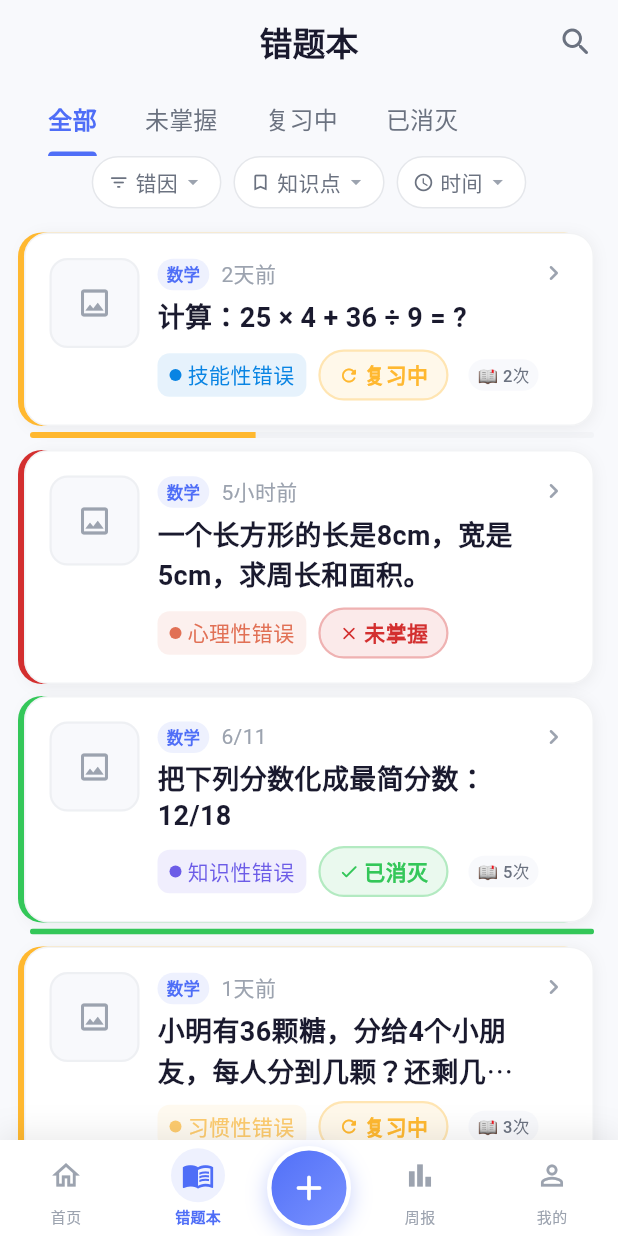
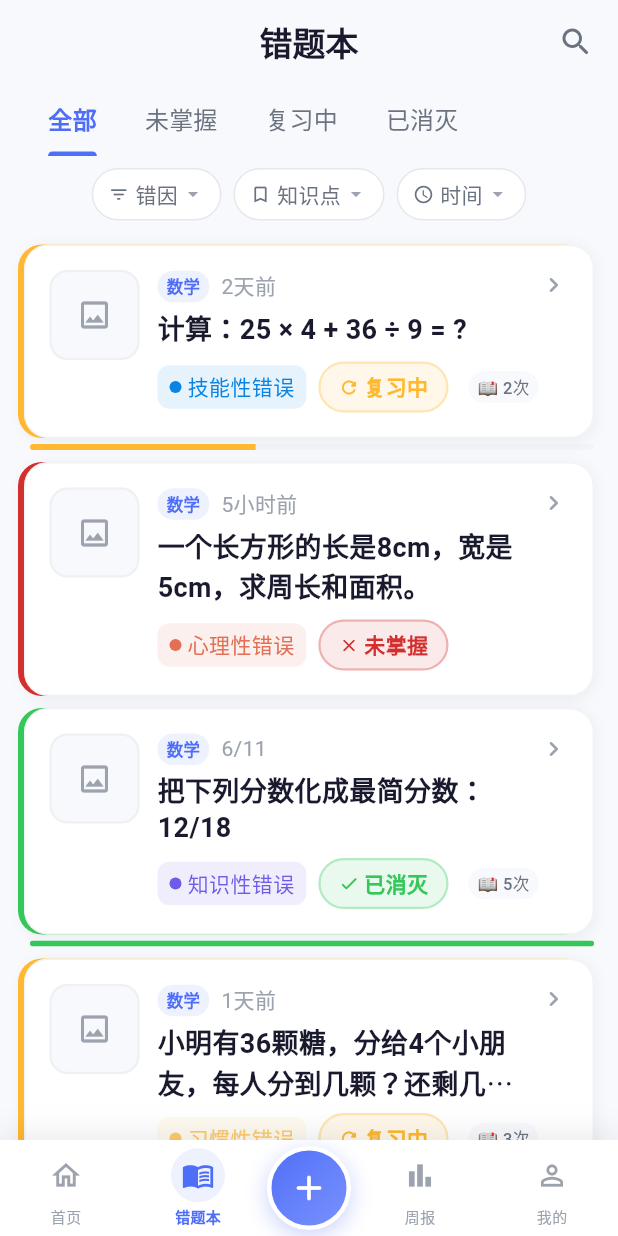
Before and after one commit to lawrencehero/ErrorHunter, a Flutter app: the QuestionListPage screen opened by its route, on a phone screen of 412 x 824 dp. Run offline on Flutter 3.47's test engine with Material 3 defaults, Android fonts, the phone set to English and light mode, and no system bars; our stand-ins replace dio, equatable, flutter_bloc, get_it, go_router, image_picker and 2 more; accounts and stored records are empty.

Commit message:
fix: glass mode color harmony + filter spacing + add question layout
## Glass mode color fixes
- QuestionCard: glass-aware subject badge, thumbnail bg, review count bg
- WeeklyReportList: glass-aware stats container, stat colors (amber/green/purple),
  divider, and 'view details' link color

## Question list filter spacing
- FilterBar top padding: 0 → AppSpacing.sm (separate from tab indicator)

## Add question page layout
- ImageCropSection: Expanded → Flexible(flex:3) to prevent buttons being pushed off
- StepIndicator: add horizontal:40 padding to reduce width

Co-Authored-By: Claude Fable 5 <noreply@anthropic.com>

```diff
--- a/src/errorhunter_app/lib/features/question/pages/question_list_page.dart
+++ b/src/errorhunter_app/lib/features/question/pages/question_list_page.dart
@@ -176,7 +176,7 @@ class _QuestionListPageState extends State<QuestionListPage>
       color: Colors.transparent,
       padding: EdgeInsets.fromLTRB(
         AppSpacing.base,
-        0,
+        AppSpacing.sm,
         AppSpacing.base,
         AppSpacing.sm,
       ),
--- a/src/errorhunter_app/lib/features/question/widgets/image_crop_section.dart
+++ b/src/errorhunter_app/lib/features/question/widgets/image_crop_section.dart
@@ -43,8 +43,9 @@ class _ImageCropSectionState extends State<ImageCropSection> {
   Widget build(BuildContext context) {
     return Column(
       children: [
-        // 图片预览区域
-        Expanded(
+        // 图片预览区域（限制高度，防止按钮被挤出屏幕）
+        Flexible(
+          flex: 3,
           child: Container(
             margin: AppSpacing.pagePadding,
             decoration: BoxDecoration(
--- a/src/errorhunter_app/lib/features/question/widgets/step_indicator.dart
+++ b/src/errorhunter_app/lib/features/question/widgets/step_indicator.dart
@@ -27,7 +27,9 @@ class StepIndicator extends StatelessWidget {
 
   @override
   Widget build(BuildContext context) {
-    return Column(
+    return Padding(
+      padding: const EdgeInsets.symmetric(horizontal: 40),
+      child: Column(
         mainAxisSize: MainAxisSize.min,
         children: [
           // 步骤数字
@@ -85,6 +87,7 @@ class StepIndicator extends StatelessWidget {
           }),
         ),
       ],
+    ),
     );
   }
 }
--- a/src/errorhunter_app/lib/widgets/common/cards/question_card.dart
+++ b/src/errorhunter_app/lib/widgets/common/cards/question_card.dart
@@ -121,13 +121,13 @@ class _EHQuestionCardState extends State<EHQuestionCard> {
                                   vertical: 2,
                                 ),
                                 decoration: BoxDecoration(
-                                  color: AppColors.brandPrimaryPale,
+                                  color: isGlass ? Colors.white.withOpacity(0.15) : AppColors.brandPrimaryPale,
                                   borderRadius: AppRadius.radiusFull,
                                 ),
                                 child: Text(
                                   data.subject,
                                   style: AppTypography.primary.caption.copyWith(
-                                    color: AppColors.brandPrimary,
+                                    color: isGlass ? Colors.white : AppColors.brandPrimary,
                                     fontWeight: FontWeight.w600,
                                     fontSize: 11,
                                   ),
@@ -167,7 +167,7 @@ class _EHQuestionCardState extends State<EHQuestionCard> {
                                     vertical: 2,
                                   ),
                                   decoration: BoxDecoration(
-                                    color: AppColors.background,
+                                    color: isGlass ? Colors.white.withOpacity(0.1) : AppColors.background,
                                     borderRadius: AppRadius.radiusFull,
                                   ),
                                   child: Text(
@@ -201,13 +201,17 @@ class _EHQuestionCardState extends State<EHQuestionCard> {
   }
 
   Widget _buildThumbnail() {
+    final isGlass = context.themeExt.headerStyle == HeaderStyle.transparent;
     return Container(
       width: 60,
       height: 60,
       decoration: BoxDecoration(
-        color: AppColors.background,
+        color: isGlass ? Colors.white.withOpacity(0.08) : AppColors.background,
         borderRadius: AppRadius.radiusMd,
-        border: Border.all(color: AppColors.border.withOpacity(0.5), width: 1.5),
+        border: Border.all(
+          color: isGlass ? Colors.white.withOpacity(0.15) : AppColors.border.withOpacity(0.5),
+          width: 1.5,
+        ),
       ),
       clipBehavior: Clip.antiAlias,
       child: data.thumbnailUrl != null
```
Also changed, not shown: src/errorhunter_app/lib/features/report/pages/weekly_report_list_page.dart (+11 -9 lines). Lines whose indentation alone changed are shown as unchanged.
